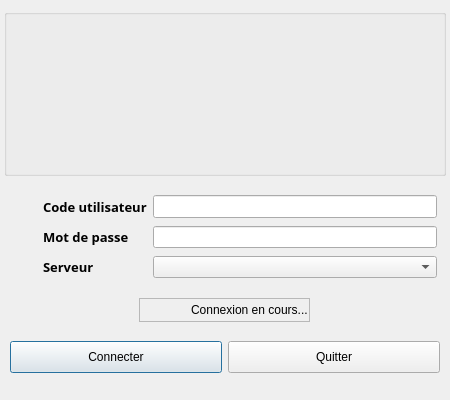
This is client/src/LoginDialog.ui in introlab/openteraplus as Qt 5 draws it before an edit. The edited form follows.
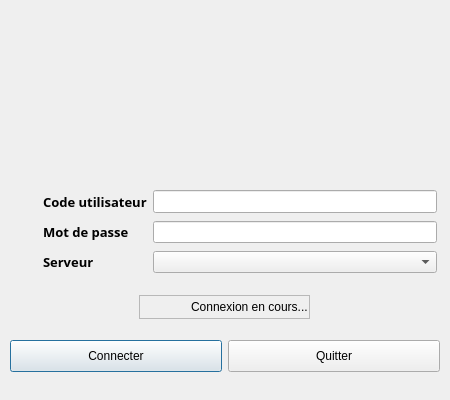
This is the edited form. Icons and pictures are not drawn.

Patch:
```diff
--- a/client/src/LoginDialog.ui
+++ b/client/src/LoginDialog.ui
@@ -78,19 +78,13 @@
     <number>10</number>
    </property>
    <item>
-    <widget class="QGroupBox" name="grpLogos">
+    <widget class="QFrame" name="frameLogos">
      <property name="sizePolicy">
       <sizepolicy hsizetype="Preferred" vsizetype="Maximum">
        <horstretch>0</horstretch>
        <verstretch>0</verstretch>
       </sizepolicy>
      </property>
-     <property name="title">
-      <string/>
-     </property>
-     <property name="alignment">
-      <set>Qt::AlignLeading|Qt::AlignLeft|Qt::AlignTop</set>
-     </property>
      <layout class="QVBoxLayout" name="verticalLayout_2">
       <property name="spacing">
        <number>0</number>
```
